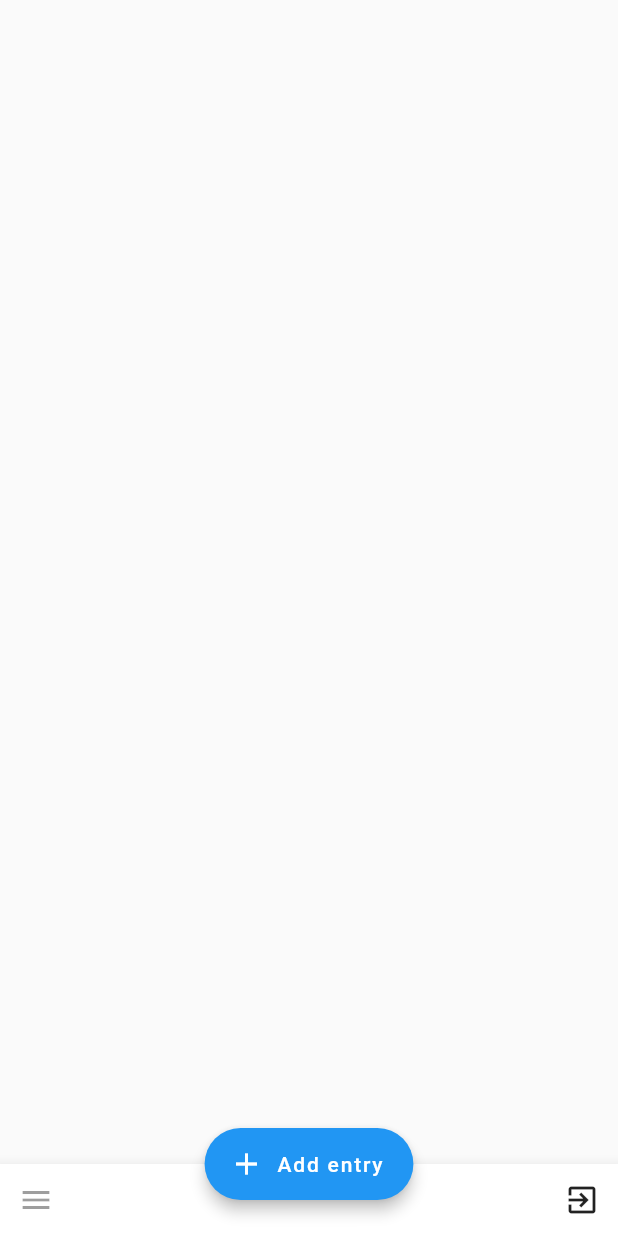
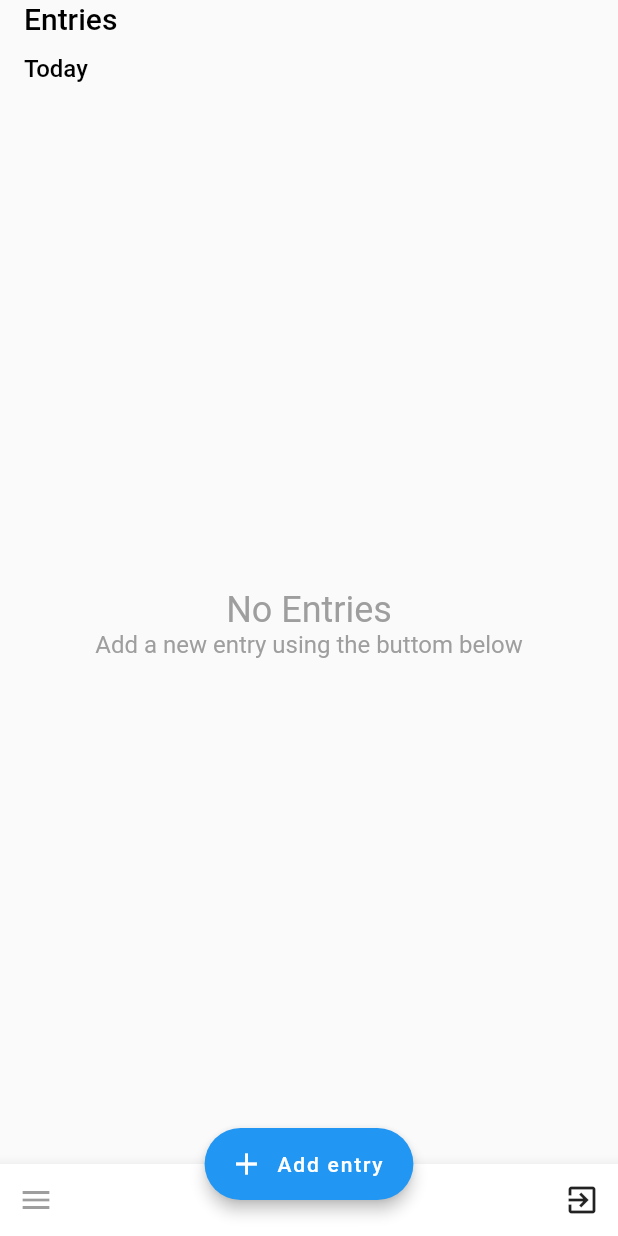
Before and after one commit to denisa-git/mindbook-app, a Flutter app: the screen it shows once a user with an empty profile is signed in, on a phone screen of 412 x 824 dp. Run offline on Flutter 3.47's test engine with Material 2 defaults, Android fonts, the phone set to English and light mode, and no system bars; our stand-ins replace firebase_auth, firebase_database, google_sign_in; accounts and stored records are empty.

Commit message:
homescreen: create body structure

```diff
--- a/mindbook/lib/screens/home_screen.dart
+++ b/mindbook/lib/screens/home_screen.dart
@@ -10,6 +10,31 @@ class HomeScreen extends StatelessWidget {
   @override
   Widget build(BuildContext context) {
     return Scaffold(
+      body: Scaffold(
+        appBar: AppBar(
+          elevation: 0,
+          title: Column(
+            mainAxisAlignment: MainAxisAlignment.center,
+            crossAxisAlignment: CrossAxisAlignment.start,
+            children: <Widget>[
+              Text('Entries', style: TextStyle(color: Colors.black)),
+              SizedBox(height: 12),
+              // TODO: add date picker
+              Visibility(
+                visible: true,
+                child: Text(
+                  'Today',
+                  style: TextStyle(fontSize: 16.0, color: Colors.black),
+                ),
+              ),
+            ],
+          ),
+          backgroundColor: Colors.transparent,
+          brightness: Brightness.light,
+          centerTitle: false,
+        ),
+        body: showEntries(),
+      ),
       bottomNavigationBar: BottomAppBar(
           color: Colors.white,
           child: new Row(
@@ -22,6 +47,7 @@ class HomeScreen extends StatelessWidget {
               ),
               IconButton(
                 icon: Icon(Icons.exit_to_app),
+                tooltip: "Sign Out",
                 onPressed: () {
                   // TODO: Find better way to dispose of current user session and dump ancestors
                   signOutGoogle().whenComplete(() {
@@ -47,6 +73,28 @@ class HomeScreen extends StatelessWidget {
   }
 }
 
+Widget showEntries() {
+  if (false) {
+    // TODO: build list view
+  } else {
+    return SafeArea(
+      child: Center(
+          child: Column(
+            mainAxisAlignment: MainAxisAlignment.center,
+            crossAxisAlignment: CrossAxisAlignment.center,
+            children: <Widget>[
+              Text('No Entries', style: TextStyle(fontSize: 24, color: Colors.grey)),
+              Text('Add a new entry using the buttom below', style: TextStyle(fontSize: 16, color: Colors.grey)),
+            ],
+          ),
+        //   Text(
+        // 'No Entries',
+        // style: TextStyle(fontSize: 24, color: Colors.grey),
+      ),
+    );
+  }
+}
+
 Future<Null> signOutGoogle() async {
   await googleSignIn.signOut();
   await _auth.signOut();
```
Also changed, not shown: mindbook/lib/models/entry.dart (added, +24 -0 lines). Lines whose indentation alone changed are shown as unchanged.
